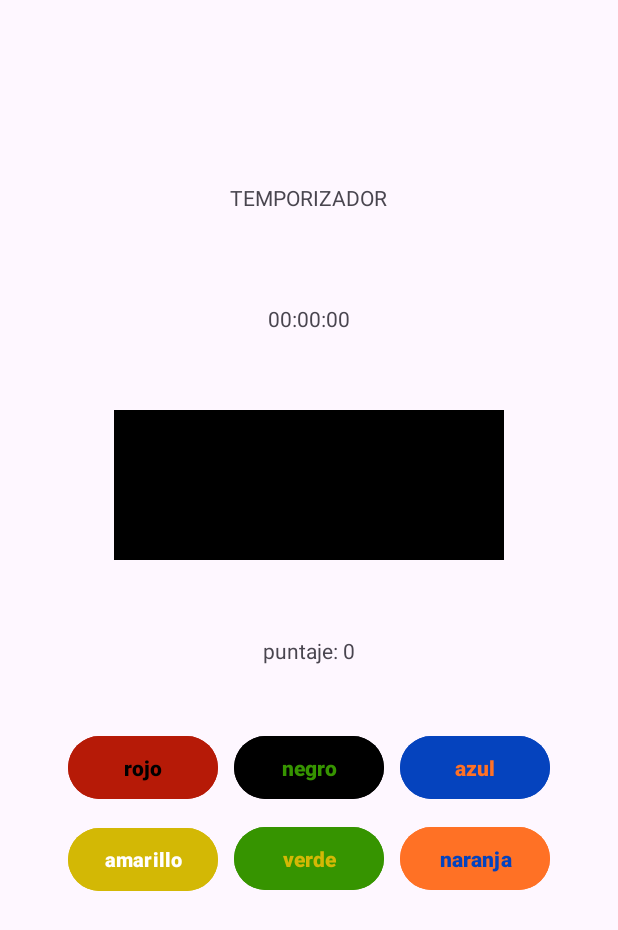
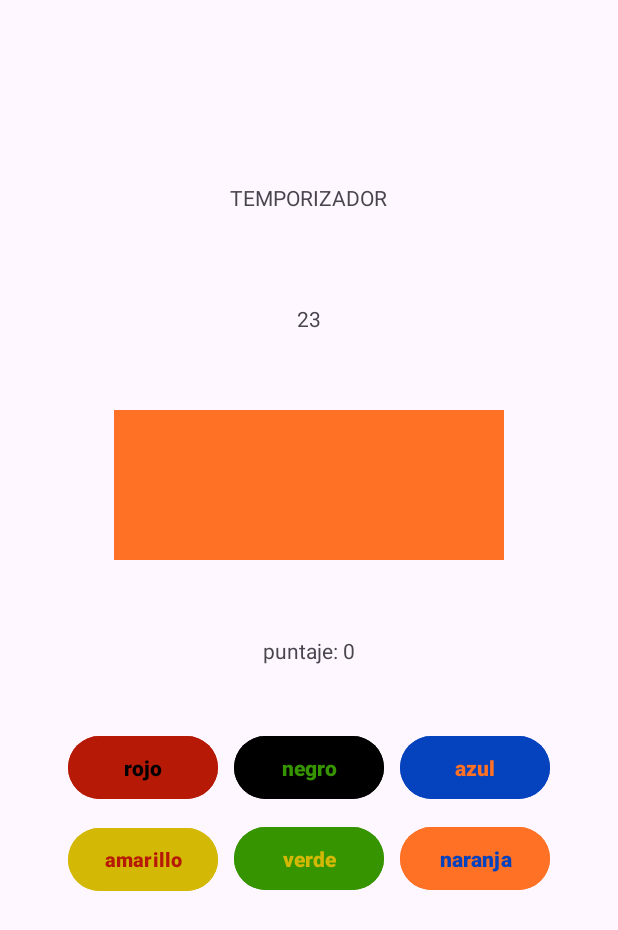
Before and after one commit to diegoxnov/ParcialDispositivosMoviles, an Android app: the screen it shows after launch (MainActivity), on a phone screen of 412 x 824 dp. Shown: the top 930 px of the screen. Run offline under Robolectric (Android 15) with nearby library versions, the phone set to English and light mode, and no system bars.

Commit message:
Agregando funciones y terminando logica de juego

```diff
--- a/ParcialJuego/app/src/main/java/com/example/parcialjuego/GameFragment.kt
+++ b/ParcialJuego/app/src/main/java/com/example/parcialjuego/GameFragment.kt
@@ -2,12 +2,15 @@ package com.example.parcialjuego
 
 import android.graphics.Color
 import android.os.Bundle
+import android.os.CountDownTimer
 import androidx.fragment.app.Fragment
 import android.view.LayoutInflater
 import android.view.View
 import android.view.ViewGroup
 import android.widget.Button
 import android.widget.TextView
+import android.widget.Toast
+import androidx.annotation.ContentView
 import androidx.core.content.ContextCompat
 
 
@@ -17,13 +20,17 @@ class GameFragment : Fragment(R.layout.fragment_game) {
     private var score: Int = 0
     private lateinit var colorsList: List<Pair<String, Int>>
     private val random = java.util.Random()
+    private lateinit var contenedorColor: View
+    private lateinit var valorTemporizador: TextView
+    private  lateinit var puntaje: TextView
+    private  lateinit var botones: List<Button>
 
     override fun onViewCreated(view: View, savedInstanceState: Bundle?) {
         super.onViewCreated(view, savedInstanceState)
         //atributos del xml
-        val valorTemporizador = view.findViewById<TextView>(R.id.txt_temporizador_valor)
-        val contenedorColor = view.findViewById<View>(R.id.cntn_color)
-        val puntaje = view.findViewById<TextView>(R.id.txt_puntaje)
+        valorTemporizador = view.findViewById<TextView>(R.id.txt_temporizador_valor)
+        contenedorColor = view.findViewById<View>(R.id.cntn_color)
+        puntaje = view.findViewById<TextView>(R.id.txt_puntaje)
         val btnRed = view.findViewById<Button>(R.id.btn_red)
         val btnBlack = view.findViewById<Button>(R.id.btn_black)
         val btnBlue = view.findViewById<Button>(R.id.btn_blue)
@@ -40,26 +47,58 @@ class GameFragment : Fragment(R.layout.fragment_game) {
             "NEGRO" to ContextCompat.getColor(requireContext(), R.color.black)
         )
 
+        botones = listOf(btnRed, btnBlack, btnBlue, btnYellow, btnGreen, btnOrange)
 
+        // Configurar eventos de clic
+        btnRed.setOnClickListener { verificarRespuesta("ROJO") }
+        btnBlack.setOnClickListener { verificarRespuesta("NEGRO") }
+        btnBlue.setOnClickListener { verificarRespuesta("AZUL") }
+        btnYellow.setOnClickListener { verificarRespuesta("AMARILLO") }
+        btnGreen.setOnClickListener { verificarRespuesta("VERDE") }
+        btnOrange.setOnClickListener { verificarRespuesta("NARANJA") }
+
+        // Iniciar el juego
+        iniciarJuego(valorTemporizador)
 
     }
 
-    fun IniciarJuego(valorTemp: TextView){
+    fun iniciarJuego(valorTemp: TextView){
         valorTemp.text = "30"
+        actualizarColorAleatorio()
+        object : CountDownTimer(30000, 1000) {
+            override fun onTick(millisUntilFinished: Long) {
+                valorTemporizador.text = (millisUntilFinished / 1000).toString()
+            }
+
+            override fun onFinish() {
+                finalizarJuego()
+            }
+        }.start()
+    }
+
+    fun actualizarColorAleatorio() {
+        val (nombre, valorColor) = colorsList.random()//usamos desestructuración, con esto obtenemos el nombre del color y el valor
+        colorName = nombre
+        contenedorColor.setBackgroundColor(valorColor)
 
     }
 
-    fun ActualizarColorAleatorio(contentColor: View, colorList: List<Pair<String, Int>>) {
-        val (colorName, valorColor) = colorList.random()//usamos desestructuración, con esto obtenemos el nombre del color y el valor
-        contentColor.setBackgroundColor(valorColor)
+    fun verificarRespuesta(colorSelect/*este valor lo obtenemos del boton*/: String){
+        if (colorSelect == colorName){
+            actualizarPuntaje()
+        }
 
+        actualizarColorAleatorio()
     }
 
-    fun VerificarRespuesta(colorSelect: String,contentColor: View,colorList: List<Pair<String, Int>>){
-        if (colorSelect == colorName){
-            score = score + 1
-            ActualizarColorAleatorio(contentColor,colorList)
-        }else ActualizarColorAleatorio(contentColor,colorList)
+    fun actualizarPuntaje(){
+        score ++
+        puntaje.text = score.toString()
+    }
+
+    fun finalizarJuego(){
+        botones.forEach { it.isEnabled = false }//deshabilitamos los botones, para que el usuario ya no sume puntos
+        Toast.makeText(this.context,"Tiempo terminado",Toast.LENGTH_LONG).show()
     }
 
 }
--- a/ParcialJuego/app/src/main/res/layout/fragment_game.xml
+++ b/ParcialJuego/app/src/main/res/layout/fragment_game.xml
@@ -104,7 +104,7 @@
             android:text="@string/msg_yellow"
             android:textStyle="bold"
             android:textSize="13dp"
-            android:textColor="@android:color/red"
+            android:textColor="@color/red2"
             android:backgroundTint="@color/yellow"/>
 
         <Button
```
